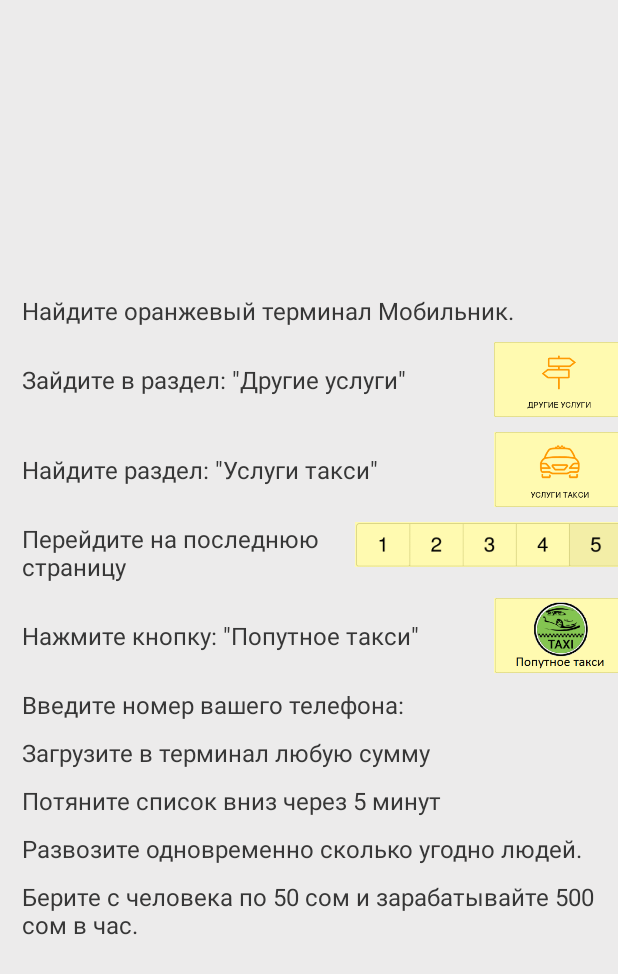
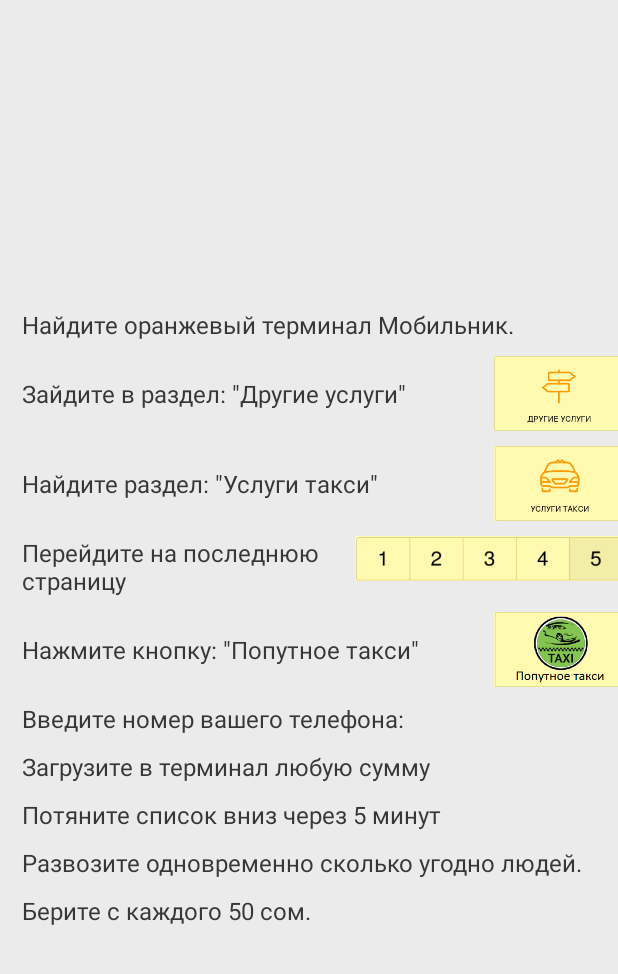
Before and after one commit to Slavcheg2107/TaxiDriverApp, an Android app: the layout replenish_balance_alert.xml on its own in the app's theme, with its tools: preview values and no code run, on a phone screen of 412 x 824 dp. Shown: the top 974 px of the screen. Run offline under Robolectric (Android 15) with nearby library versions, the phone set to English and light mode, and no system bars.

Commit message:
change labels

```diff
--- a/app/src/main/java/jdroidcoder/ua/taxi_bishkek/fragment/OrderFragment.java
+++ b/app/src/main/java/jdroidcoder/ua/taxi_bishkek/fragment/OrderFragment.java
@@ -116,12 +116,12 @@ public class OrderFragment extends Fragment implements AdapterView.OnItemClickLi
             if (OrderDto.AcceptOreders.getOrders().size() < 4) {
                 try {
                     if (checkBalance()) {
-                        EventBus.getDefault().post(new ErrorMessageEvent("Пополни баланс"));
+                        EventBus.getDefault().post(new ErrorMessageEvent("Пополните баланс"));
                         return;
                     }
                     orderDto = OrderDto.Oreders.getOrders().get(position);
                     if (orderDto.getUserPhone().equals(UserProfileDto.User.getPhone())) {
-                        EventBus.getDefault().post(new ErrorMessageEvent("Ты пытаешься взять заказ сам у себя"));
+                        EventBus.getDefault().post(new ErrorMessageEvent("Вы пытаетесь взять заказ у самого себя"));
                         return;
                     }
                     networkService.acceptOrder(orderDto.getId(), orderDto.getPointA(), orderDto.getPointB(),
@@ -135,7 +135,7 @@ public class OrderFragment extends Fragment implements AdapterView.OnItemClickLi
                     EventBus.getDefault().post(new ErrorMessageEvent(e.getMessage()));
                 }
             } else {
-                EventBus.getDefault().post(new ErrorMessageEvent("Ты итак взял уже 4 заказа"));
+                EventBus.getDefault().post(new ErrorMessageEvent("Сначала удалите какой-нибуть заказ"));
             }
         } else {
             try {
--- a/app/src/main/res/layout/replenish_balance_alert.xml
+++ b/app/src/main/res/layout/replenish_balance_alert.xml
@@ -153,7 +153,7 @@
         android:layout_height="wrap_content"
         android:layout_marginLeft="10dp"
         android:layout_marginTop="10dp"
-        android:text="Берите с человека по 50 сом и зарабатывайте 500 сом в час."
+        android:text="Берите с каждого 50 сом."
         android:textColor="#373737"
         android:textSize="16sp" />
 
```
